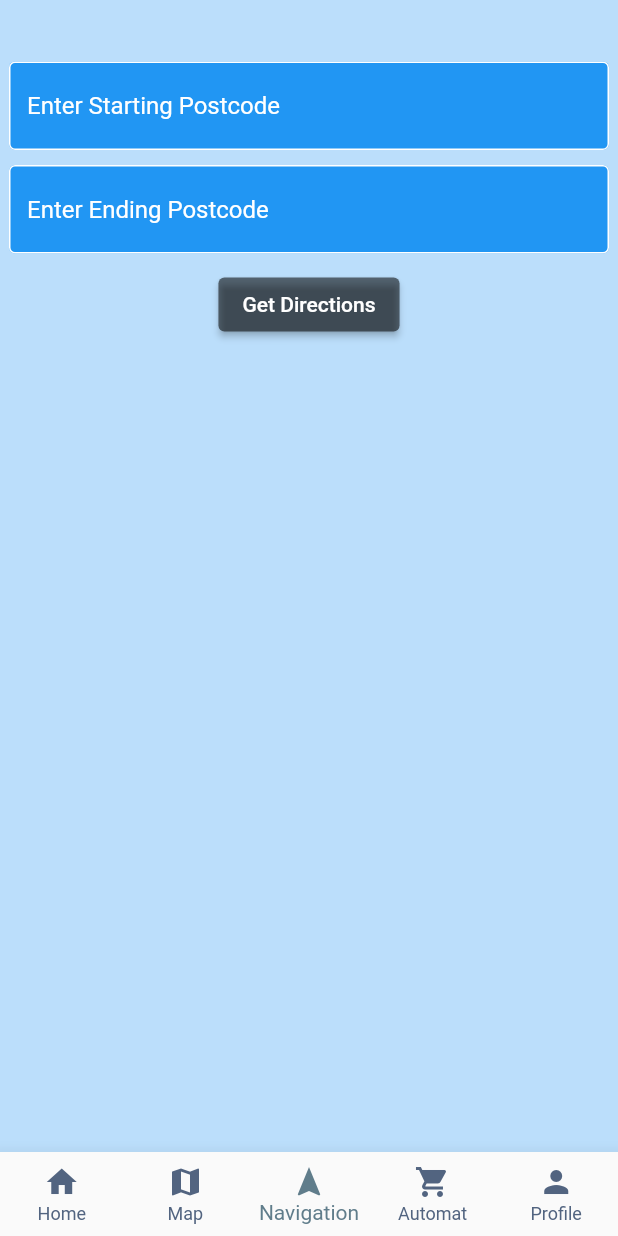
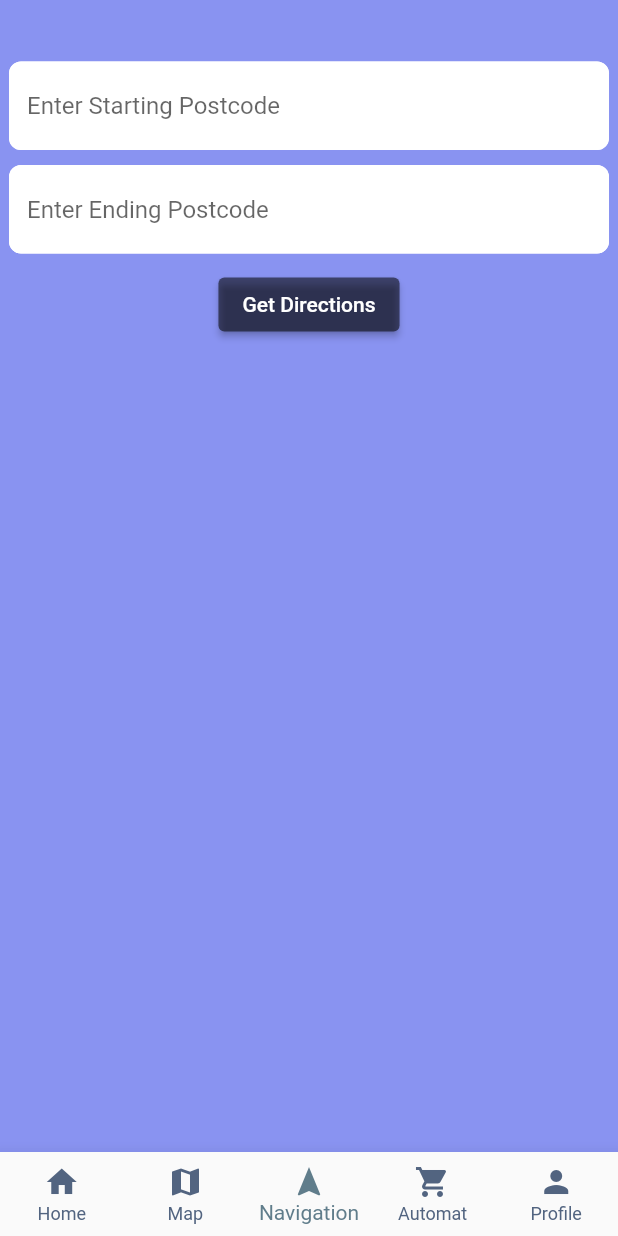
Before and after one commit to gonulkubra/uv-protection, a Flutter app: the HomePage screen opened by its route, item 3 of the bottom bar chosen, on a phone screen of 412 x 824 dp. Run offline on Flutter 3.47's test engine with Material 2 defaults, Android fonts, the phone set to English and light mode, and no system bars; our stand-ins replace firebase_auth, firebase_core, flutter_map, fluttertoast, font_awesome_flutter, geocoding and 2 more; accounts and stored records are empty; network calls fail.

Commit message:
City name added and background color changed

```diff
--- a/lib/baslangicekranlari/ekrandegistirme.dart
+++ b/lib/baslangicekranlari/ekrandegistirme.dart
@@ -37,7 +37,8 @@ class _FirstPageState extends State<HomePage> {
       body: Center(
         child: screens[_selectedIndex],
       ),
-      backgroundColor: Colors.blue[100], //body arka plan rengi kubra
+      backgroundColor:
+          Color.fromARGB(255, 137, 147, 241), //body arka plan rengi kubra
       bottomNavigationBar: BottomNavigationBar(
         currentIndex: _selectedIndex,
         onTap: onItemTapped,
--- a/lib/baslangicekranlari/girisekrani.dart
+++ b/lib/baslangicekranlari/girisekrani.dart
@@ -287,10 +287,9 @@ class _LoginPageState extends State<LoginPage> {
     return Text(
       "Sign In as a Guest",
       style: TextStyle(
-        fontFamily: 'Rajdhani',
-        color: Colors.black,
+        color: Colors.black54,
         fontSize: 18,
-        fontWeight: FontWeight.bold,
+        fontWeight: FontWeight.w500,
       ),
     );
   }
--- a/lib/baslangicekranlari/kayitekrani.dart
+++ b/lib/baslangicekranlari/kayitekrani.dart
@@ -124,7 +124,7 @@ class _RegisterPageState extends State<RegisterPage> {
         child: TextFormField(
           validator: (value) {
             if (value!.isEmpty) {
-              return "Bilgileri eksiksiz giriniz";
+              return "Enter the information completely";
             } else {}
           },
           onSaved: (value) {
@@ -149,7 +149,7 @@ class _RegisterPageState extends State<RegisterPage> {
         child: TextFormField(
           validator: (value) {
             if (value!.isEmpty || value.length < 6) {
-              return "Şifre en az 6 karakter içermelidir";
+              return "Password must contain at least 6 characters";
             } else {}
           },
           onSaved: (value) {
--- a/lib/sabitler/my_input.dart
+++ b/lib/sabitler/my_input.dart
@@ -20,15 +20,16 @@ class _MyInputState extends State<MyInput> {
     return TextField(
       controller: widget.controler,
       decoration: InputDecoration(
-        enabledBorder: const OutlineInputBorder(
-          borderSide: BorderSide(color: Colors.white),
-        ),
-        focusedBorder: const OutlineInputBorder(
-            borderSide: BorderSide(color: Colors.white)),
-        fillColor: Colors.blue[500],
+        enabledBorder: OutlineInputBorder(
+            borderSide: const BorderSide(color: Colors.white),
+            borderRadius: BorderRadius.circular(8)),
+        focusedBorder: OutlineInputBorder(
+            borderSide: const BorderSide(color: Colors.black87),
+            borderRadius: BorderRadius.circular(8)),
+        fillColor: Colors.white,
         filled: true,
         hintText: widget.hint,
-        hintStyle: const TextStyle(color: Colors.white),
+        // hintStyle: const TextStyle(color: Colors.white),
       ),
     );
   }
--- a/lib/uygulamaekranlari/ayarlar.dart
+++ b/lib/uygulamaekranlari/ayarlar.dart
@@ -21,7 +21,7 @@ class _SettingScreenState extends State<SettingScreen> {
   @override
   Widget build(BuildContext context) {
     return Scaffold(
-        backgroundColor: Colors.blue[100],
+        backgroundColor: Color.fromARGB(255, 137, 147, 241),
         body: Column(
           children: [
             SizedBox(height: 90),
@@ -71,7 +71,7 @@ class _SettingScreenState extends State<SettingScreen> {
       height: 75,
       width: 75,
       decoration:
-          BoxDecoration(shape: BoxShape.circle, color: Colors.lightGreen[100]),
+          BoxDecoration(shape: BoxShape.circle, color: Colors.lightBlue[200]),
       child: Icon(
         Icons.account_circle_outlined,
         color: Colors.black,
@@ -327,7 +327,7 @@ class _SettingScreenState extends State<SettingScreen> {
     return Row(mainAxisAlignment: MainAxisAlignment.start, children: [
       SizedBox(width: 10),
       Text(
-        "Genel",
+        "Settings",
         style: TextStyle(
             fontFamily: 'Rajdhani', fontSize: 28, fontWeight: FontWeight.bold),
       )
```
Also changed, not shown: lib/sabitler/sehirler.dart (+15 -4 lines), lib/uygulamaekranlari/anaekran.dart (+18 -2 lines), lib/uygulamaekranlari/otomatekrani.dart (+6 -5 lines).
